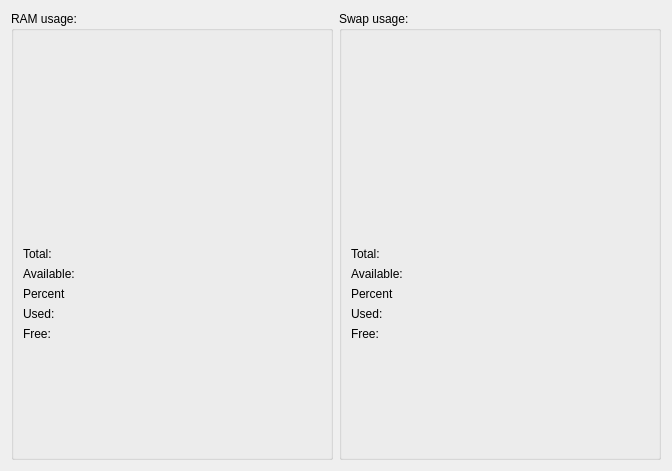
vminakov/system-monitor, file src/ui/memorymonitor.ui: the form before one commit.
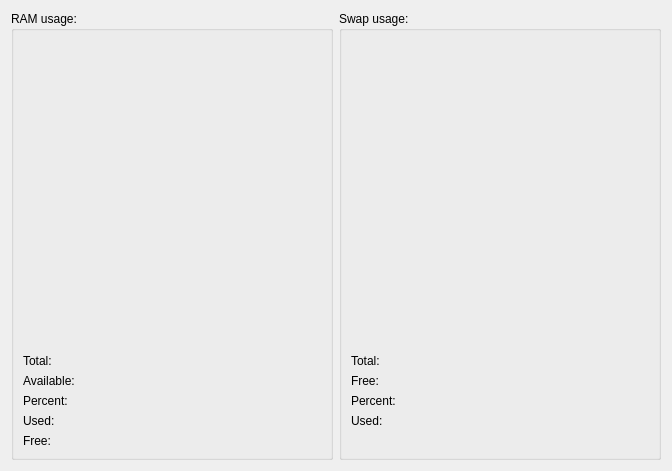
The form after the commit. Custom widgets are drawn as their Qt base class.

Patch:
```diff
--- a/src/ui/memorymonitor.ui
+++ b/src/ui/memorymonitor.ui
@@ -13,6 +13,9 @@
   <property name="windowTitle">
    <string>Form</string>
   </property>
+  <property name="styleSheet">
+   <string notr="true"/>
+  </property>
   <layout class="QHBoxLayout" name="horizontalLayout">
    <item>
     <widget class="QGroupBox" name="groupBox">
@@ -21,7 +24,14 @@
      </property>
      <layout class="QVBoxLayout" name="verticalLayout_2">
       <item>
-       <widget class="Chart" name="virtChart" native="true"/>
+       <widget class="Chart" name="virtChart" native="true">
+        <property name="sizePolicy">
+         <sizepolicy hsizetype="Preferred" vsizetype="Expanding">
+          <horstretch>0</horstretch>
+          <verstretch>0</verstretch>
+         </sizepolicy>
+        </property>
+       </widget>
       </item>
       <item>
        <layout class="QFormLayout" name="formLayout">
@@ -49,7 +59,7 @@
         <item row="2" column="0">
          <widget class="QLabel" name="label_7">
           <property name="text">
-           <string>Percent</string>
+           <string>Percent:</string>
           </property>
          </widget>
         </item>
@@ -111,6 +121,12 @@
         <property name="enabled">
          <bool>true</bool>
         </property>
+        <property name="sizePolicy">
+         <sizepolicy hsizetype="Preferred" vsizetype="Expanding">
+          <horstretch>0</horstretch>
+          <verstretch>0</verstretch>
+         </sizepolicy>
+        </property>
        </widget>
       </item>
       <item>
@@ -132,24 +148,10 @@
           </property>
          </widget>
         </item>
-        <item row="1" column="0">
-         <widget class="QLabel" name="label_6">
-          <property name="text">
-           <string>Available:</string>
-          </property>
-         </widget>
-        </item>
-        <item row="1" column="1">
-         <widget class="QLabel" name="labelSwapAvailable">
-          <property name="text">
-           <string/>
-          </property>
-         </widget>
-        </item>
         <item row="2" column="0">
          <widget class="QLabel" name="label_10">
           <property name="text">
-           <string>Percent</string>
+           <string>Percent:</string>
           </property>
          </widget>
         </item>
@@ -177,17 +179,31 @@
         <item row="4" column="0">
          <widget class="QLabel" name="label_14">
           <property name="text">
-           <string>Free:</string>
+           <string/>
           </property>
          </widget>
         </item>
         <item row="4" column="1">
+         <widget class="QLabel" name="labelSwapFreeUnused">
+          <property name="text">
+           <string/>
+          </property>
+         </widget>
+        </item>
+        <item row="1" column="1">
          <widget class="QLabel" name="labelSwapFree">
           <property name="text">
            <string/>
           </property>
          </widget>
         </item>
+        <item row="1" column="0">
+         <widget class="QLabel" name="label_6">
+          <property name="text">
+           <string>Free:</string>
+          </property>
+         </widget>
+        </item>
        </layout>
       </item>
      </layout>
```
Left out of the diff: 4 changed lines with no effect on the pictures.
